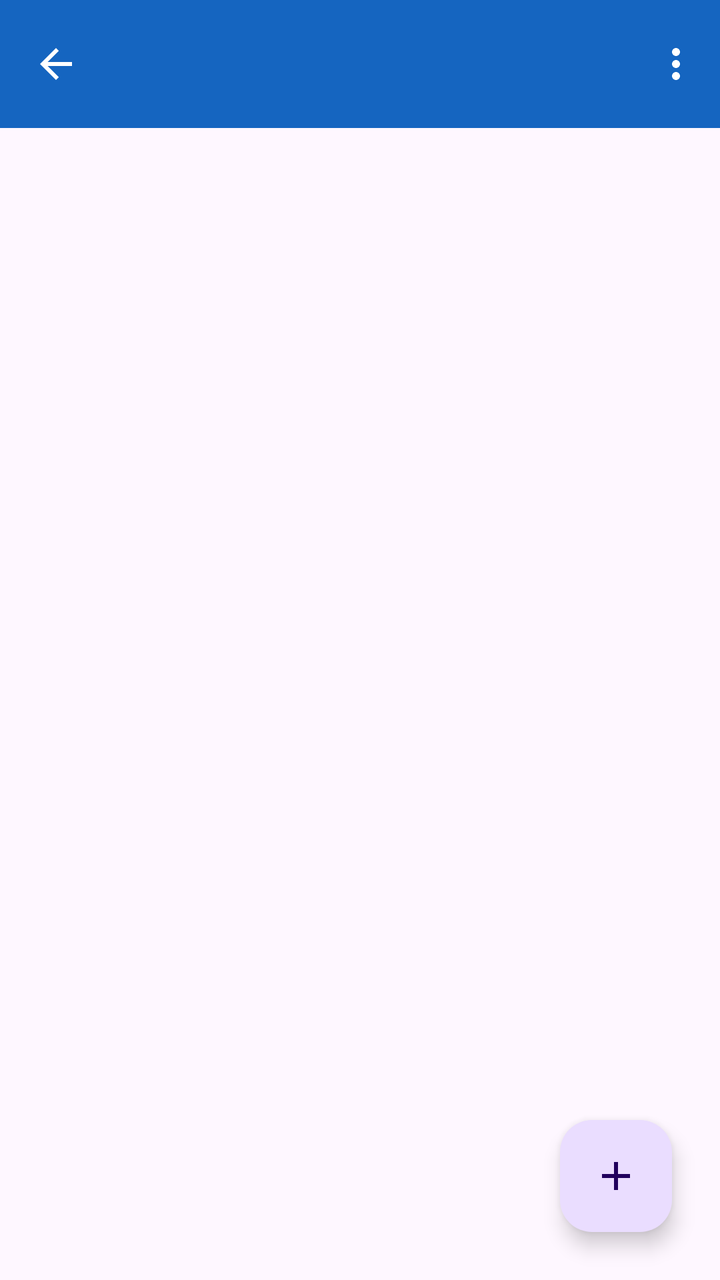
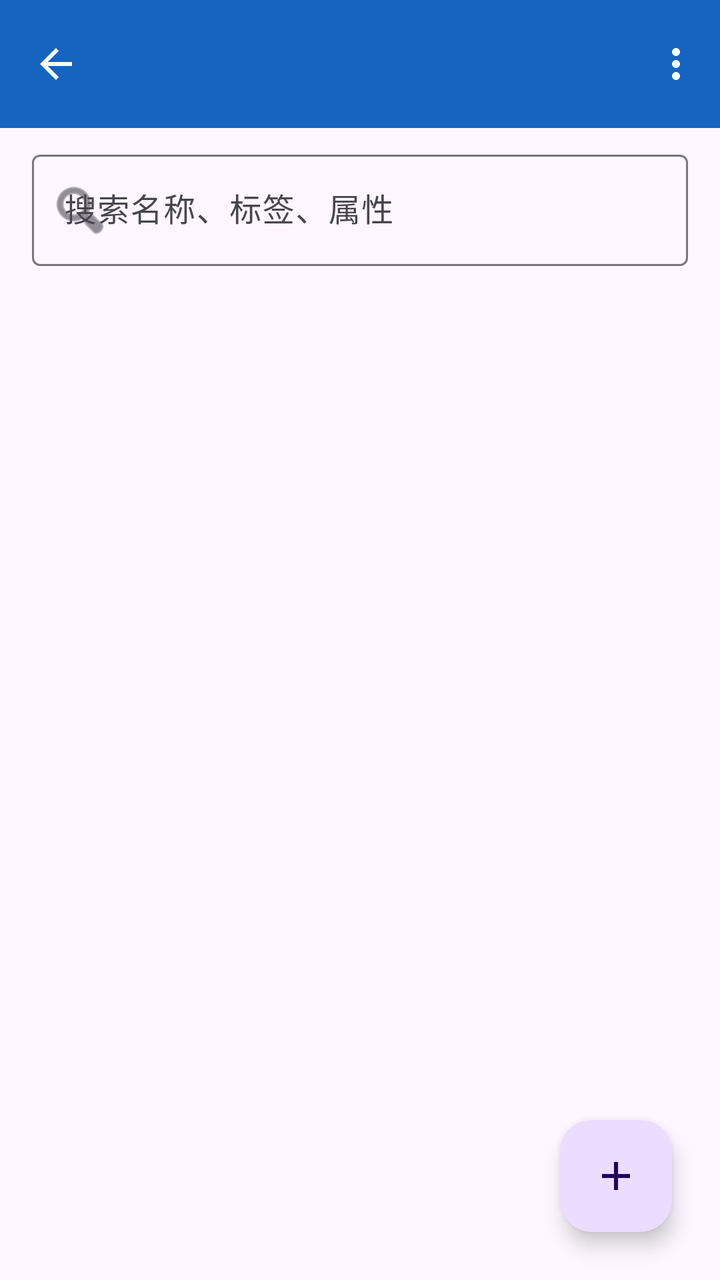

The first picture is an Android layout as it rendered before a commit; the second is the same layout after the commit. The layout source and the unified diff follow.
<!-- AndroidManifest.xml: application theme Theme.StockManagementSystem -->
<!-- res/layout/activity_item_list.xml -->
<?xml version="1.0" encoding="utf-8"?>
<FrameLayout xmlns:android="http://schemas.android.com/apk/res/android"
    xmlns:app="http://schemas.android.com/apk/res-auto"
    android:id="@+id/main"
    android:layout_width="match_parent"
    android:layout_height="match_parent">

    <LinearLayout
        android:layout_width="match_parent"
        android:layout_height="match_parent"
        android:orientation="vertical">

        <com.google.android.material.appbar.MaterialToolbar
            android:id="@+id/toolbar"
            android:layout_width="match_parent"
            android:layout_height="?attr/actionBarSize"
            android:background="@color/primary"
            android:theme="@style/ThemeOverlay.Material3.Dark.ActionBar"
            android:elevation="4dp"
            app:menu="@menu/menu_item_list"
            app:navigationIcon="@drawable/ic_arrow_back"
            app:navigationIconTint="@color/white"
            app:popupTheme="@style/ThemeOverlay.Material3.Light"
            app:titleTextColor="@color/white" />

        <FrameLayout
            android:layout_width="match_parent"
            android:layout_height="0dp"
            android:layout_weight="1">

            <androidx.recyclerview.widget.RecyclerView
                android:id="@+id/recycler"
                android:layout_width="match_parent"
                android:layout_height="match_parent"
                android:clipToPadding="false"
                android:paddingBottom="88dp" />

            <TextView
                android:id="@+id/textEmpty"
                android:layout_width="wrap_content"
                android:layout_height="wrap_content"
                android:layout_gravity="center"
                android:gravity="center"
                android:text="@string/item_empty"
                android:textColor="@color/text_secondary"
                android:textSize="15sp"
                android:visibility="gone" />
        </FrameLayout>
    </LinearLayout>

    <com.google.android.material.floatingactionbutton.FloatingActionButton
        android:id="@+id/fabAdd"
        android:layout_width="wrap_content"
        android:layout_height="wrap_content"
        android:layout_gravity="bottom|end"
        android:layout_margin="24dp"
        android:contentDescription="@string/item_add"
        app:srcCompat="@drawable/ic_add" />
</FrameLayout>
<!-- resources referenced by this layout -->
<resources>
  <color name="primary">#1565C0</color>
  <color name="text_secondary">#757575</color>
  <color name="white">#FFFFFFFF</color>
  <!-- drawable ic_add (drawable) -->
  <?xml version="1.0" encoding="utf-8"?>
  <vector xmlns:android="http://schemas.android.com/apk/res/android"
      android:width="24dp"
      android:height="24dp"
      android:viewportWidth="24"
      android:viewportHeight="24"
      android:tint="@color/white">
      <path
          android:fillColor="@android:color/white"
          android:pathData="M19,13h-6v6h-2v-6H5v-2h6V5h2v6h6v-2z" />
  </vector>
  <!-- drawable ic_arrow_back (drawable) -->
  <?xml version="1.0" encoding="utf-8"?>
  <vector xmlns:android="http://schemas.android.com/apk/res/android"
      android:width="24dp"
      android:height="24dp"
      android:viewportWidth="24"
      android:viewportHeight="24"
      android:tint="@color/white">
      <path
          android:fillColor="@android:color/white"
          android:pathData="M20,11H7.83l5.59,-5.59L12,4l-8,8 8,8 1.41,-1.41L7.83,13H20v-2z" />
  </vector>
  <string name="item_add">添加物品</string>
  <string name="item_empty">暂无物品\n点击右下角按钮添加物品</string>
  <style name="Theme.StockManagementSystem" parent="Base.Theme.StockManagementSystem" />
  <style name="Base.Theme.StockManagementSystem" parent="Theme.Material3.DayNight.NoActionBar">
          <item name="colorPrimary">@color/primary</item>
          <item name="colorPrimaryVariant">@color/primary_dark</item>
          <item name="colorSecondary">@color/accent</item>
      </style>
  <color name="primary_dark">#0D47A1</color>
  <color name="accent">#00897B</color>
</resources>

<!-- the commit's change to res/layout/activity_item_list.xml (unified diff, before → after) -->
@@ -23,6 +23,23 @@
             app:popupTheme="@style/ThemeOverlay.Material3.Light"
             app:titleTextColor="@color/white" />
 
+        <com.google.android.material.textfield.TextInputLayout
+            android:id="@+id/layoutSearch"
+            android:layout_width="match_parent"
+            android:layout_height="wrap_content"
+            android:layout_marginHorizontal="16dp"
+            android:layout_marginTop="8dp"
+            android:hint="@string/item_search_hint"
+            app:startIconDrawable="@android:drawable/ic_menu_search">
+
+            <com.google.android.material.textfield.TextInputEditText
+                android:id="@+id/inputSearch"
+                android:layout_width="match_parent"
+                android:layout_height="wrap_content"
+                android:imeOptions="actionSearch"
+                android:inputType="text" />
+        </com.google.android.material.textfield.TextInputLayout>
+
         <FrameLayout
             android:layout_width="match_parent"
             android:layout_height="0dp"
@@ -33,6 +50,7 @@
                 android:layout_width="match_parent"
                 android:layout_height="match_parent"
                 android:clipToPadding="false"
+                android:paddingHorizontal="10dp"
                 android:paddingBottom="88dp" />
 
             <TextView
<!-- resource entries referenced after the edit -->
@@ -29,6 +29,7 @@
   </vector>
   <string name="item_add">添加物品</string>
   <string name="item_empty">暂无物品\n点击右下角按钮添加物品</string>
+  <string name="item_search_hint">搜索名称、标签、属性</string>
   <style name="Theme.StockManagementSystem" parent="Base.Theme.StockManagementSystem" />
   <style name="Base.Theme.StockManagementSystem" parent="Theme.Material3.DayNight.NoActionBar">
           <item name="colorPrimary">@color/primary</item>
